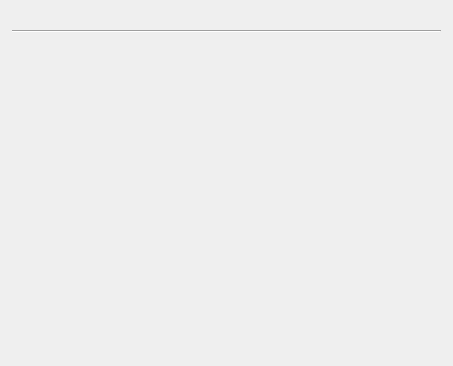
Above: designer/addcards.ui from ankitects/anki before the change. Below: the same form after it.
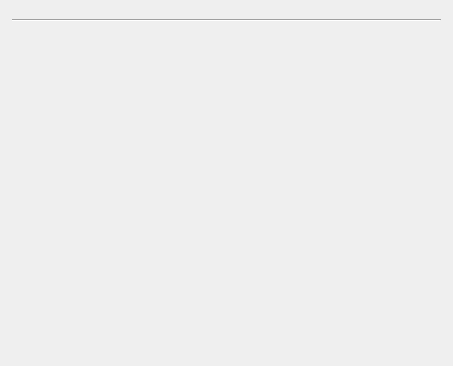
That is the form after the change. Icons and pictures are not drawn.

The edit to the form file:
```diff
--- a/designer/addcards.ui
+++ b/designer/addcards.ui
@@ -21,30 +21,27 @@
    <property name="spacing">
     <number>3</number>
    </property>
-   <property name="margin">
-    <number>12</number>
-   </property>
-   <item>
-    <layout class="QGridLayout">
      <property name="leftMargin">
-      <number>0</number>
+    <number>12</number>
      </property>
      <property name="topMargin">
-      <number>4</number>
+    <number>6</number>
      </property>
      <property name="rightMargin">
-      <number>0</number>
+    <number>12</number>
      </property>
      <property name="bottomMargin">
-      <number>4</number>
-     </property>
-     <property name="horizontalSpacing">
+    <number>12</number>
+   </property>
+   <item>
+    <layout class="QHBoxLayout" name="horizontalLayout">
+     <property name="spacing">
       <number>0</number>
      </property>
-     <property name="verticalSpacing">
-      <number>4</number>
+     <property name="bottomMargin">
+      <number>0</number>
      </property>
-     <item row="0" column="0">
+     <item>
       <widget class="QWidget" name="modelArea" native="true">
        <property name="minimumSize">
         <size>
@@ -54,14 +51,17 @@
        </property>
       </widget>
      </item>
-     <item row="1" column="0">
+     <item>
+      <widget class="QWidget" name="deckArea" native="true"/>
+     </item>
+    </layout>
+   </item>
+   <item>
       <widget class="Line" name="line">
        <property name="orientation">
         <enum>Qt::Horizontal</enum>
        </property>
       </widget>
-     </item>
-    </layout>
    </item>
    <item>
     <widget class="QWidget" name="fieldsArea" native="true">
```
Lines whose indentation alone changed are shown as unchanged.
